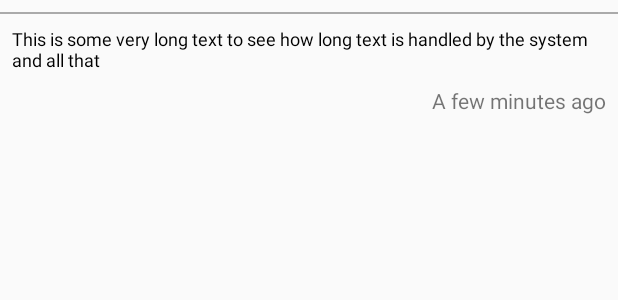
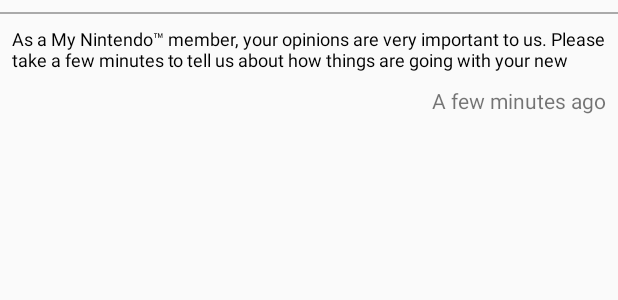
Before and after one commit to jonchampagne/simple-clipboard-manager, an Android app: the layout item_clipboard_data.xml on its own in the app's theme, with its tools: preview values and no code run, on a phone screen of 412 x 824 dp. Shown: the top 300 px of the screen. Run offline under Robolectric (Android 15) with nearby library versions, the phone set to English and light mode, and no system bars.

Commit message:
Tweak history display so we're not clipping

```diff
--- a/app/src/main/res/layout/item_clipboard_data.xml
+++ b/app/src/main/res/layout/item_clipboard_data.xml
@@ -23,13 +23,14 @@
         android:layout_margin="8dp"
         android:layout_marginLeft="8dp"
         android:layout_marginStart="8dp"
+        android:maxLines="2"
         android:textColor="@android:color/black"
         app:autoSizeMaxTextSize="48sp"
-        app:autoSizeMinTextSize="8sp"
+        app:autoSizeMinTextSize="12sp"
         app:autoSizeTextType="uniform"
         app:layout_constraintStart_toStartOf="parent"
         app:layout_constraintTop_toBottomOf="@id/view"
-        tools:text="This is some very long text to see how long text is handled by the system and all that" />
+        tools:text="As a My Nintendo™ member, your opinions are very important to us. Please take a few minutes to tell us about how things are going with your new game. Complete a brief survey to earn 30 Platinum Points, which can be redeemed for great rewards. Your Platinum Points will be added shortly after completion of the survey. NOTE: If you purchased this software for pre-load, please reply to this survey after playing the game." />
 
     <TextView
         android:id="@+id/txtTimeSince"
```
